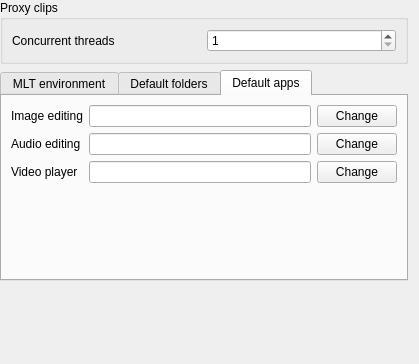
Qt form src/ui/configenv_ui.ui (KDE/kdenlive) before a commit.
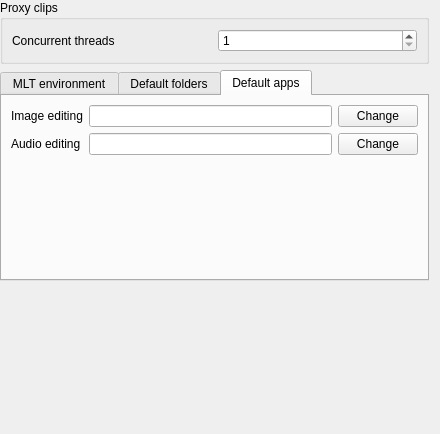
The same form after that commit. The open tabs and pages were chosen to show the change. Custom widgets are drawn as their Qt base class.

Commit message: Get rid of custom video player app setting and uses system's default app to play videos after render

Diff of the .ui file:
```diff
--- a/src/ui/configenv_ui.ui
+++ b/src/ui/configenv_ui.ui
@@ -6,8 +6,8 @@
    <rect>
     <x>0</x>
     <y>0</y>
-    <width>419</width>
-    <height>364</height>
+    <width>440</width>
+    <height>434</height>
    </rect>
   </property>
   <layout class="QGridLayout" name="gridLayout">
@@ -282,28 +282,7 @@
          </property>
         </widget>
        </item>
-       <item row="2" column="0">
-        <widget class="QLabel" name="label_12">
-         <property name="text">
-          <string>Video player</string>
-         </property>
-        </widget>
-       </item>
        <item row="2" column="1">
-        <widget class="QLineEdit" name="kcfg_defaultplayerapp">
-         <property name="showClearButton" stdset="0">
-          <bool>true</bool>
-         </property>
-        </widget>
-       </item>
-       <item row="2" column="2">
-        <widget class="QPushButton" name="kp_player">
-         <property name="text">
-          <string>Change</string>
-         </property>
-        </widget>
-       </item>
-       <item row="3" column="1">
         <spacer name="verticalSpacer_4">
          <property name="orientation">
           <enum>Qt::Vertical</enum>
@@ -325,7 +304,7 @@
  <customwidgets>
   <customwidget>
    <class>KUrlRequester</class>
-   <extends>QFrame</extends>
+   <extends>QWidget</extends>
    <header>kurlrequester.h</header>
    <container>1</container>
   </customwidget>
```
The commit also changes 7 other files.
